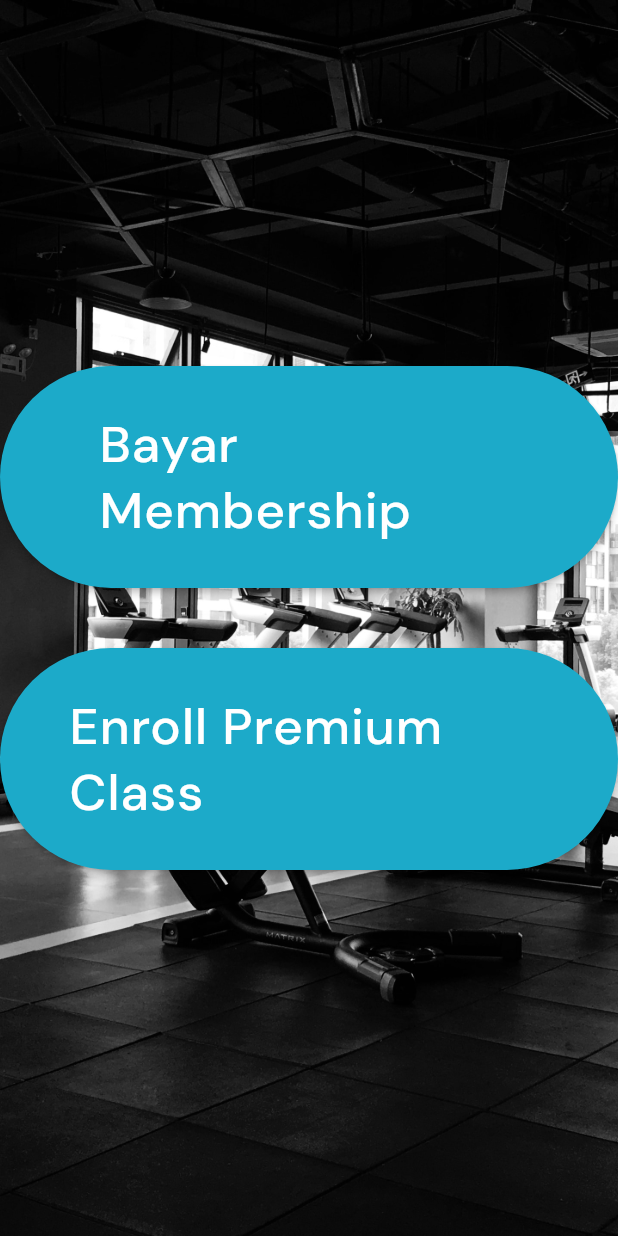
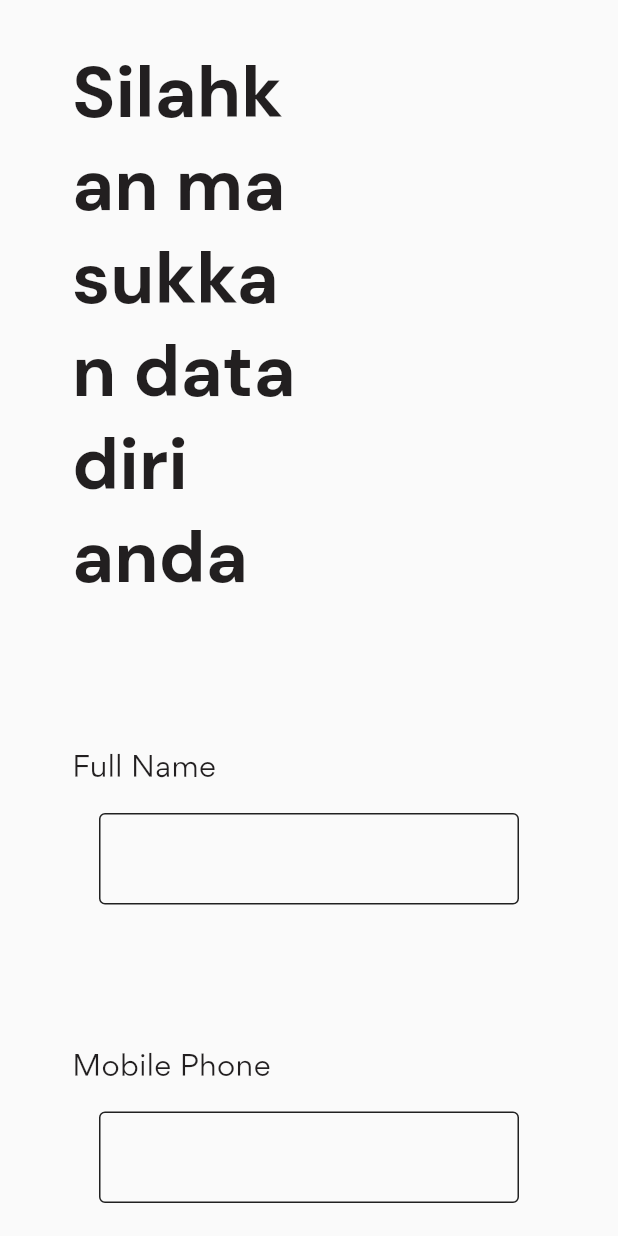
Before and after one commit to faldi-qios/gym-qios, a Flutter app: the HomePage screen opened directly, after a tap on "Bayar Membership", on a phone screen of 412 x 824 dp. Run offline on Flutter 3.47's test engine with Material 2 defaults, Android fonts, the phone set to English and light mode, and no system bars; our stand-ins replace go_router, google_fonts.

Commit message:
Working on the form page

```diff
--- a/gym/lib/main.dart
+++ b/gym/lib/main.dart
@@ -3,6 +3,7 @@ import 'package:go_router/go_router.dart';
 import 'package:google_fonts/google_fonts.dart';
 import 'package:gym/models/GymClass.dart';
 import 'package:gym/providers/gym_class_provider.dart';
+import 'package:gym/screens/extend_page.dart';
 import 'package:gym/screens/homepage.dart';
 import 'package:provider/provider.dart';
 import 'screens/detailpage.dart';
@@ -24,13 +25,13 @@ class MyApp extends StatelessWidget {
           name: "home",
           path: "/",
           builder: (context, state) =>
-              const DetailPage(id: "5"), //change it to homepage later
+              const ExtendPage(), //change it to homepage later
           routes: [
-            // GoRoute(
-            //   name: "payment",
-            //   path: "payment",
-            //   builder: (context, state) => PaymmentPage(),
-            // ),
+            GoRoute(
+              name: "membership",
+              path: "membership",
+              builder: (context, state) => ExtendPage(),
+            ),
             GoRoute(
               name: "class",
               path: "class",
--- a/gym/lib/screens/enrollpage.dart
+++ b/gym/lib/screens/enrollpage.dart
@@ -109,6 +109,7 @@ class _EnrollPageState extends State<EnrollPage> {
             ],
           ),
         ),
-    ));
+      ),
+    );
   }
 }
--- /dev/null
+++ b/gym/lib/screens/extend_page.dart
@@ -0,0 +1,76 @@
+import 'package:flutter/material.dart';
+
+import '../widgets/extend_form.dart';
+
+class ExtendPage extends StatelessWidget {
+  const ExtendPage({super.key});
+
+  @override
+  Widget build(BuildContext context) {
+    return Scaffold(
+      body: SafeArea(
+        child: Padding(
+          padding: const EdgeInsets.only(
+            left: 48.0,
+            right: 48.0,
+            top: 30,
+          ),
+          child: Column(
+            children: [
+              Padding(
+                padding: const EdgeInsets.only(right: 150),
+                child: Text("Silahkan masukkan data diri anda",
+                    style: Theme.of(context).textTheme.displayLarge),
+              ),
+              SizedBox(
+                height: 100,
+              ),
+              Expanded(
+                child: ExtendForm(),
+              ),
+              // Column(
+              //   children: [
+              //     SizedBox(
+              //       width: double.infinity,
+              //       child: ElevatedButton(
+              //         onPressed: () {
+              //           if ()
+              //         }, //This go to membership payment
+              //         style: ElevatedButton.styleFrom(
+              //           shape: const StadiumBorder(),
+              //           backgroundColor: Theme.of(context).primaryColor,
+              //           foregroundColor: Colors.white,
+              //         ),
+              //         child: Padding(
+              //           padding: const EdgeInsets.symmetric(
+              //               horizontal: 50.0, vertical: 30),
+              //           child: Text(
+              //             'Enter',
+              //             style: Theme.of(context).textTheme.headlineLarge,
+              //           ),
+              //         ),
+              //       ),
+              //     ),
+              //     const SizedBox(
+              //       height: 40,
+              //     ),
+              //     TextButton(
+              //       style: TextButton.styleFrom(
+              //         foregroundColor: Colors.black87,
+              //         textStyle: Theme.of(context).textTheme.headlineLarge,
+              //       ),
+              //       onPressed: () {},
+              //       child: const Text('Cancel'),
+              //     ),
+              //     const SizedBox(
+              //       height: 40,
+              //     )
+              //   ],
+              // ),
+            ],
+          ),
+        ),
+      ),
+    );
+  }
+}
--- a/gym/lib/screens/homepage.dart
+++ b/gym/lib/screens/homepage.dart
@@ -19,15 +19,16 @@ class HomePage extends StatelessWidget {
           mainAxisAlignment: MainAxisAlignment.center,
           children: [
             ElevatedButton(
-                onPressed: () {}, //This go to membership payment
+              onPressed: () =>
+                  context.go("/membership"), //This go to membership payment
               style: ElevatedButton.styleFrom(
                 shape: const StadiumBorder(),
                 backgroundColor: Theme.of(context).primaryColor,
                 foregroundColor: Colors.white,
               ),
               child: Padding(
-                  padding: const EdgeInsets.symmetric(
-                      horizontal: 50.0, vertical: 30),
+                padding:
+                    const EdgeInsets.symmetric(horizontal: 50.0, vertical: 30),
                 child: Text(
                   'Bayar Membership',
                   style: Theme.of(context).textTheme.headlineLarge,
@@ -51,7 +52,8 @@ class HomePage extends StatelessWidget {
               ),
             ),
           ],
-          )),
+        ),
+      ),
     );
   }
 }
--- /dev/null
+++ b/gym/lib/widgets/extend_form.dart
@@ -0,0 +1,175 @@
+import 'package:flutter/material.dart';
+import 'package:go_router/go_router.dart';
+
+final _formKey = GlobalKey<FormState>();
+
+class ExtendForm extends StatelessWidget {
+  // final controller;
+  // final String hintText;
+  // final bool obscureText;
+
+  const ExtendForm({
+    super.key,
+    // required this.controller,
+    // required this.hintText,
+    // required this.obscureText,
+  });
+
+  @override
+  Widget build(BuildContext context) {
+    return Form(
+      key: _formKey,
+      child: Column(
+        children: [
+          //for fullname
+          const Align(
+            alignment: Alignment.centerLeft,
+            child: Text(
+              "Full Name",
+              style: TextStyle(
+                fontFamily: "Gordita",
+                fontSize: 20,
+                fontWeight: FontWeight.w500,
+                color: Color(0XFF221F20),
+              ),
+              textAlign: TextAlign.left,
+            ),
+          ),
+
+          Container(
+            width: MediaQuery.of(context).size.width,
+            padding: const EdgeInsets.symmetric(horizontal: 10, vertical: 10),
+            margin: const EdgeInsets.all(8),
+            // decoration:
+            //     BoxDecoration(border: Border.all(color: Colors.black45)),
+            child: TextFormField(
+              validator: (value) {
+                if (value == null || value.isEmpty) {
+                  return "Please complete the form";
+                }
+
+                return null;
+              },
+              decoration: InputDecoration(
+                enabledBorder: OutlineInputBorder(
+                  borderSide: BorderSide(
+                    width: 1,
+                    color: Colors.black87,
+                  ), //<-- SEE HERE
+                ),
+              ),
+
+              // decoration: InputDecoration(
+              //   border: InputBorder.none,
+              // ),
+            ),
+          ),
+
+          SizedBox(
+            height: 80,
+          ),
+
+          const Align(
+            alignment: Alignment.centerLeft,
+            child: Text(
+              "Mobile Phone",
+              style: TextStyle(
+                fontFamily: "Gordita",
+                fontSize: 20,
+                fontWeight: FontWeight.w500,
+                color: Color(0XFF221F20),
+              ),
+              textAlign: TextAlign.left,
+            ),
+          ),
+
+          // FOR MOBILE PHONE
+
+          Container(
+            width: MediaQuery.of(context).size.width,
+            padding: const EdgeInsets.symmetric(horizontal: 10, vertical: 10),
+            margin: const EdgeInsets.all(8),
+            // decoration:
+            //     BoxDecoration(border: Border.all(color: Colors.black45)),
+            child: TextFormField(
+              validator: (value) {
+                if (value == null || value.isEmpty) {
+                  return "Please complete the form";
+                }
+
+                return null;
+              },
+              decoration: InputDecoration(
+                enabledBorder: OutlineInputBorder(
+                  borderSide: BorderSide(
+                    width: 1,
+                    color: Colors.black87,
+                  ), //<-- SEE HERE
+                ),
+              ),
+
+              // decoration: InputDecoration(
+              //   border: InputBorder.none,
+              // ),
+            ),
+          ),
+
+          //FOR ID NUMBER
+
+          // FOR TANGGAL LAHIR
+          //day -  month - year
+
+          SizedBox(
+            height: 200,
+          ),
+          Column(
+            children: [
+              SizedBox(
+                width: double.infinity,
+                child: ElevatedButton(
+                  onPressed: () {
+                    if (_formKey.currentState!.validate()) {
+                      ScaffoldMessenger.of(context).showSnackBar(
+                        const SnackBar(
+                          content: Text(
+                              "This should replaced by route to the payment/confirmation page"),
+                        ),
+                      );
+                    }
+                  }, //This go to membership payment
+                  style: ElevatedButton.styleFrom(
+                    shape: const StadiumBorder(),
+                    backgroundColor: Theme.of(context).primaryColor,
+                    foregroundColor: Colors.white,
+                  ),
+                  child: Padding(
+                    padding: const EdgeInsets.symmetric(
+                        horizontal: 50.0, vertical: 30),
+                    child: Text(
+                      'Enter',
+                      style: Theme.of(context).textTheme.headlineLarge,
+                    ),
+                  ),
+                ),
+              ),
+              const SizedBox(
+                height: 40,
+              ),
+              TextButton(
+                style: TextButton.styleFrom(
+                  foregroundColor: Colors.black87,
+                  textStyle: Theme.of(context).textTheme.headlineLarge,
+                ),
+                onPressed: () => context.go("/"),
+                child: const Text('Cancel'),
+              ),
+              const SizedBox(
+                height: 40,
+              )
+            ],
+          ),
+        ],
+      ),
+    );
+  }
+}
```
Also changed, not shown: gym/lib/screens/detailpage.dart (+62 -0 lines). Lines whose indentation alone changed are shown as unchanged.
